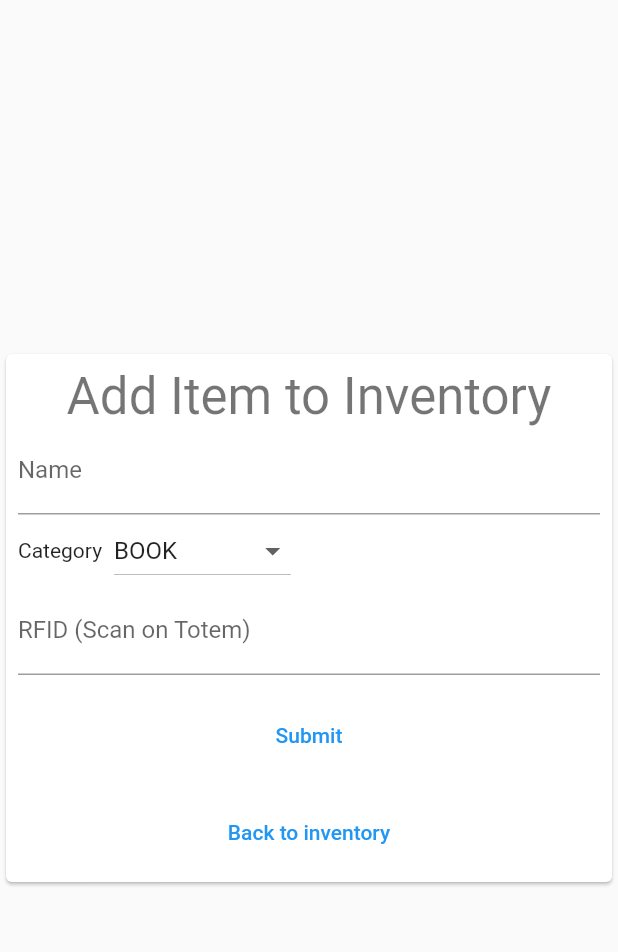
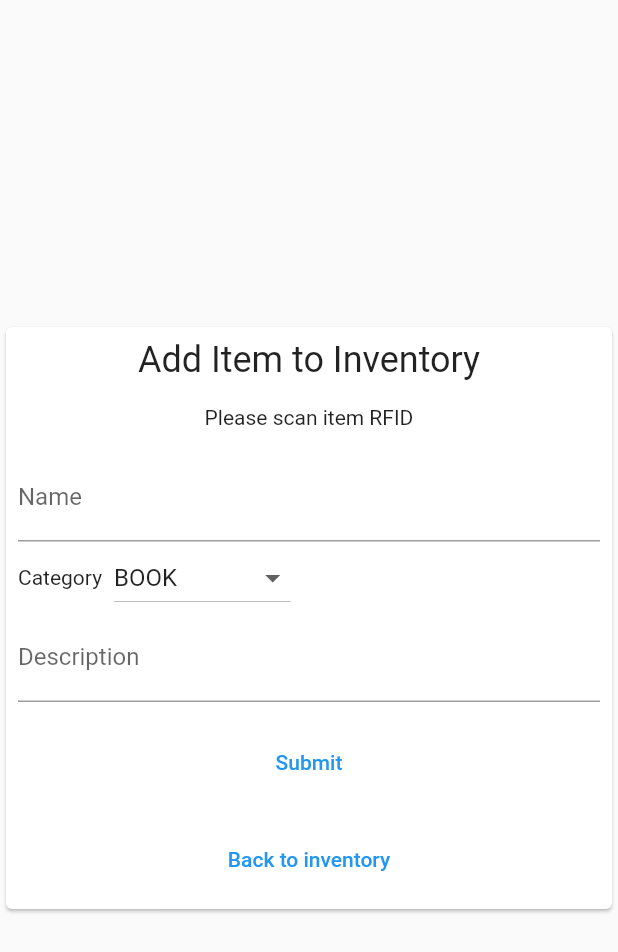
Before and after one commit to linomp/polito-comm-systems-client, a Flutter app: the CreateItemScreen screen opened directly with empty values, on a phone screen of 412 x 824 dp. Shown: the top 952 px of the screen. Run offline on Flutter 3.47's test engine with Material 2 defaults, Android fonts, the phone set to English and light mode, and no system bars; our stand-ins replace flutter_secure_storage, fluttertoast, url_strategy; missing offline and left inert: adaptive_navigation, mqtt_client, path_to_regexp, virtual_keyboard_multi_language, window_size; accounts and stored records are empty.

Commit message:
some refactors and register item logic mostly done (missing auth)

```diff
--- a/lib/src/app.dart
+++ b/lib/src/app.dart
@@ -5,9 +5,9 @@
 import 'package:flutter/material.dart';
 import 'package:flutter_secure_storage/flutter_secure_storage.dart';
 
-import 'auth.dart';
 import 'routing.dart';
 import 'screens/inventory_navigator.dart';
+import 'services/auth.dart';
 
 const String DEBUG = String.fromEnvironment('DEBUG', defaultValue: 'FALSE');
 const SERVER_IP =
--- a/lib/src/models/mqtt_model.dart
+++ b/lib/src/models/mqtt_model.dart
@@ -9,4 +9,9 @@ class MQTTModel with ChangeNotifier {
     rfids.add(message);
     notifyListeners();
   }
+
+  void clear() {
+    rfids.clear();
+    notifyListeners();
+  }
 }
--- a/lib/src/screens/create_item.dart
+++ b/lib/src/screens/create_item.dart
@@ -3,9 +3,12 @@
 // BSD-style license that can be found in the LICENSE file.
 
 import 'package:flutter/material.dart';
+import 'package:provider/provider.dart';
 import 'package:url_launcher/link.dart';
 
 import '../models/inventory.dart';
+import '../models/mqtt_model.dart';
+import '../services/mqtt_service.dart';
 
 class CreateItemScreen extends StatefulWidget {
   final ValueChanged<Item> onSubmit;
@@ -22,11 +25,31 @@ class CreateItemScreen extends StatefulWidget {
 class _RegisterScreenState extends State<CreateItemScreen> {
   final _nameController = TextEditingController();
   final _rfidController = TextEditingController();
+  final _descriptionController = TextEditingController();
 
   String chosenCategory = "BOOK";
 
   @override
-  Widget build(BuildContext context) => Scaffold(
+  Widget build(BuildContext context) {
+    final state = Provider.of<MQTTModel>(context);
+    final _service = MQTTService(
+      host: 'ws://apps.xmp.systems',
+      port: 9011,
+      topic: 'rfid-test',
+      model: state,
+    );
+    _service.initializeMQTTClient();
+    _service.connectMQTT();
+
+    int length = state.message.length;
+    String rfid = '';
+    if (length != 0) {
+      rfid = state.message.last;
+    } else {
+      rfid = 'Please scan item RFID';
+    }
+
+    return Scaffold(
       body: Center(
         child: Card(
           child: Container(
@@ -37,7 +60,13 @@ class _RegisterScreenState extends State<CreateItemScreen> {
               mainAxisSize: MainAxisSize.min,
               children: [
                 Text('Add Item to Inventory',
-                      style: Theme.of(context).textTheme.headline4),
+                    style: Theme.of(context).textTheme.headline5),
+                Padding(
+                  padding: const EdgeInsets.all(16),
+                  child: Text(
+                    rfid,
+                  ),
+                ),
                 TextField(
                   decoration: const InputDecoration(labelText: 'Name'),
                   controller: _nameController,
@@ -70,30 +99,20 @@ class _RegisterScreenState extends State<CreateItemScreen> {
                       ),
                     ]),
                 TextField(
-                      decoration: const InputDecoration(
-                          labelText: 'RFID (Scan on Totem)'),
-                      obscureText: true,
-                      controller: _rfidController,
-                      readOnly: true),
+                    decoration: const InputDecoration(labelText: 'Description'),
+                    controller: _descriptionController),
                 Padding(
                   padding: const EdgeInsets.all(16),
                   child: TextButton(
                     onPressed: () async {
                       var nameOk = _nameController.text.isNotEmpty;
-                        var categoryOk =
-                            true; //_categoryController.text.isNotEmpty;
-                        var rfidOk = true; //_rfidController.text.isNotEmpty;
-                        if (nameOk && categoryOk && rfidOk) {
-                          // TODO: replace this with actual data
-                          widget.onSubmit(Item.createNew("newName",
-                              "NewDescription", "NewCategory", "NewRfid"));
+                      var rfidOk = (rfid != null);
+                      if (nameOk && rfidOk) {
+                        widget.onSubmit(Item.createNew(_nameController.text,
+                            _descriptionController.text, chosenCategory, rfid));
                       } else if (!nameOk) {
                         ScaffoldMessenger.of(context).showSnackBar(SnackBar(
                           content: Text('Please provide a name'),
-                          ));
-                        } else if (!rfidOk) {
-                          ScaffoldMessenger.of(context).showSnackBar(SnackBar(
-                            content: Text('Please provide an RFID'),
                         ));
                       }
                     },
@@ -117,3 +136,4 @@ class _RegisterScreenState extends State<CreateItemScreen> {
       ),
     );
   }
+}
--- a/lib/src/screens/register.dart
+++ b/lib/src/screens/register.dart
@@ -42,7 +42,6 @@ class _RegisterScreenState extends State<RegisterScreen> {
                     decoration: const InputDecoration(labelText: 'Name'),
                     controller: _nameController,
                   ),
-                  // TODO: validate format!
                   TextFormField(
                     decoration: const InputDecoration(labelText: 'Email'),
                     controller: _mailController,
@@ -52,7 +51,6 @@ class _RegisterScreenState extends State<RegisterScreen> {
                     obscureText: true,
                     controller: _passwordController,
                   ),
-                  // TODO: validate they coincide!
                   TextField(
                     decoration:
                         const InputDecoration(labelText: 'Confirm Password'),
--- a/lib/src/screens/rfid_client.dart
+++ b/lib/src/screens/rfid_client.dart
@@ -24,6 +24,8 @@ class _MyRfidScreenState extends State<RfidClientScreen> {
   @override
   Widget build(BuildContext context) {
     final state = Provider.of<MQTTModel>(context);
+    state.message.clear();
+
     final _service = MQTTService(
       host: 'ws://apps.xmp.systems',
       port: 9011,
--- a/lib/src/screens/settings.dart
+++ b/lib/src/screens/settings.dart
@@ -5,8 +5,8 @@
 import 'package:flutter/material.dart';
 import 'package:url_launcher/link.dart';
 
-import '../auth.dart';
 import '../routing.dart';
+import '../services/auth.dart';
 
 class SettingsScreen extends StatefulWidget {
   const SettingsScreen({super.key});
```
Also changed, not shown: lib/src/screens/ItemList.dart (+5 -11 lines), lib/src/screens/Sub_screen.dart (deleted, +0 -75 lines), lib/src/screens/inventory_navigator.dart (+64 -71 lines), lib/src/screens/inventory_screen_example.dart (+5 -50 lines), lib/src/screens/item_screen.dart (deleted, +0 -12 lines), lib/src/screens/shop_add_screen.dart (+19 -31 lines), lib/src/screens/shop_screen.dart (+8 -50 lines), lib/src/screens/shops_list.dart (+6 -9 lines), lib/src/screens/sign_in.dart (+10 -28 lines), lib/src/screens/sign_in_screen_totem.dart (+8 -17 lines), lib/src/services/auth.dart (renamed from lib/src/auth.dart, +16 -34 lines), lib/src/services/items.dart (+27 -2 lines), lib/src/services/shops.dart (added, +25 -0 lines). Lines whose indentation alone changed are shown as unchanged.
